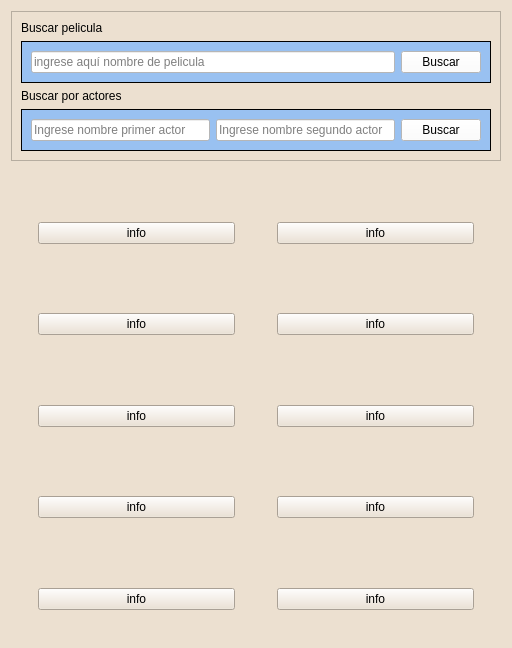
Old version of the form ui/ventana_principal.ui in the repository EdgardoDanielSoto/buscador-de-peliculas.
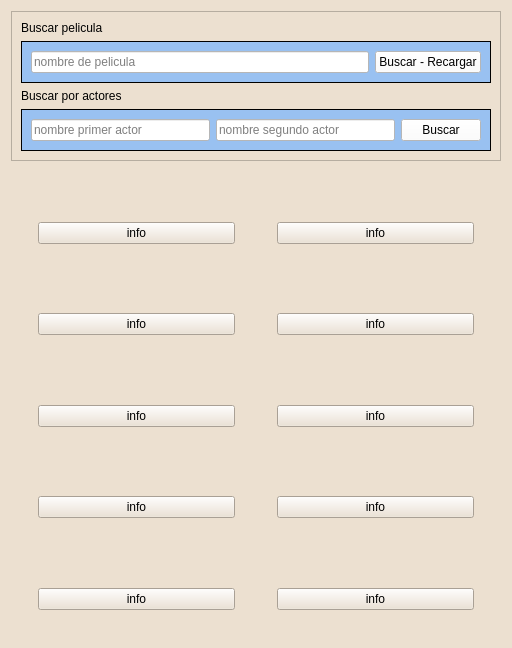
New version of the form.

Commit message: recargar catalogo

Patch:
```diff
--- a/ui/ventana_principal.ui
+++ b/ui/ventana_principal.ui
@@ -51,7 +51,7 @@
             <string notr="true">background-color: rgb(255, 255, 255);</string>
            </property>
            <property name="placeholderText">
-            <string>ingrese aquí nombre de pelicula</string>
+            <string>nombre de pelicula</string>
            </property>
           </widget>
          </item>
@@ -61,7 +61,7 @@
             <string notr="true">background-color: rgb(255, 255, 255);</string>
            </property>
            <property name="text">
-            <string>Buscar</string>
+            <string>Buscar - Recargar</string>
            </property>
           </widget>
          </item>
@@ -93,7 +93,7 @@
             <string notr="true">background-color: rgb(255, 255, 255);</string>
            </property>
            <property name="placeholderText">
-            <string>Ingrese nombre primer actor </string>
+            <string>nombre primer actor</string>
            </property>
           </widget>
          </item>
@@ -103,7 +103,7 @@
             <string notr="true">background-color: rgb(255, 255, 255);</string>
            </property>
            <property name="placeholderText">
-            <string>Ingrese nombre segundo actor</string>
+            <string>nombre segundo actor</string>
            </property>
           </widget>
          </item>
```
The commit also changes 1 other file.
